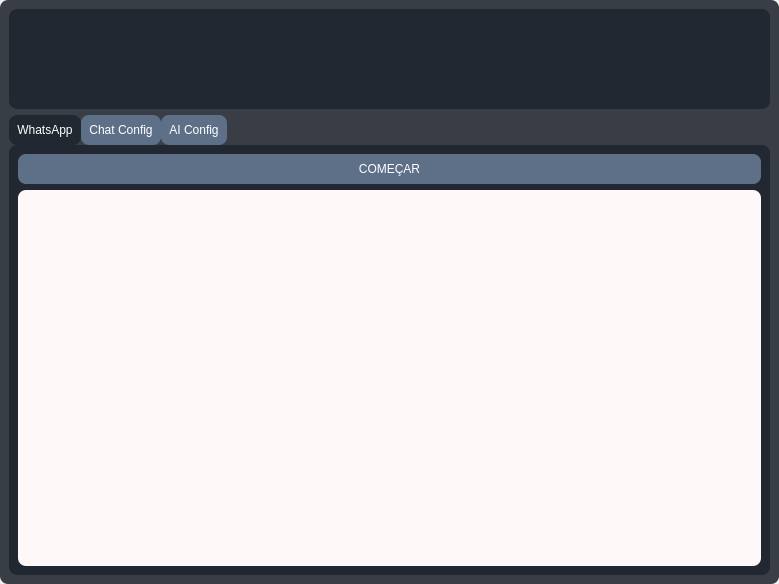
The window that ui/main.ui (t4rcisio/whatsapp_bot) describes before a commit, drawn with Qt 5.
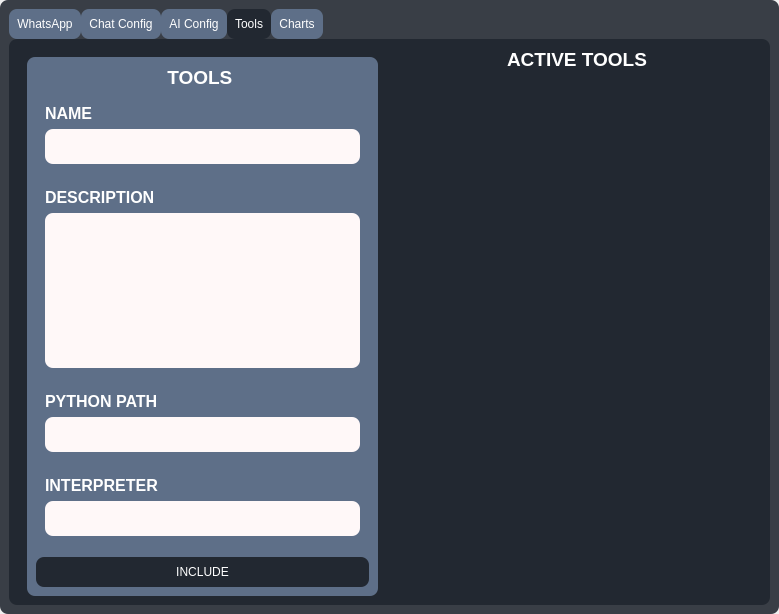
The same window after the commit. The open tabs and pages were chosen to show the change.

Patch:
```diff
--- a/ui/main.ui
+++ b/ui/main.ui
@@ -7,7 +7,7 @@
     <x>0</x>
     <y>0</y>
     <width>779</width>
-    <height>584</height>
+    <height>614</height>
    </rect>
   </property>
   <property name="windowTitle">
@@ -36,26 +36,6 @@
 border-radius:8px;</string>
      </property>
      <layout class="QVBoxLayout" name="verticalLayout_2">
-      <item>
-       <widget class="QWidget" name="widget_2" native="true">
-        <property name="minimumSize">
-         <size>
-          <width>0</width>
-          <height>100</height>
-         </size>
-        </property>
-        <property name="maximumSize">
-         <size>
-          <width>16777215</width>
-          <height>100</height>
-         </size>
-        </property>
-        <property name="styleSheet">
-         <string notr="true">background-color: #222831;
-border-radius:8px;</string>
-        </property>
-       </widget>
-      </item>
       <item>
        <widget class="QWidget" name="widget_3" native="true">
         <property name="styleSheet">
@@ -147,49 +127,40 @@
 </string>
                   </property>
                   <property name="text">
-                   <string>COMEÇAR</string>
+                   <string>INICIAR</string>
                   </property>
                  </widget>
                 </item>
                 <item>
-                 <widget class="QTextEdit" name="live_chat">
-                  <property name="styleSheet">
-                   <string notr="true">QTextEdit {
-        background-color: #FFF8F8;
-        color: rgb(0, 0, 0);
-        font-size: 14px;
-        padding: 5px;
-    }
-
-    QScrollBar:vertical {
-        background: #f0f0f0;
-        width: 12px;
-        margin: 5px 0 5px 0;
-        border: none;
-        border-radius: 6px;
-    }
-
-    QScrollBar::handle:vertical {
-        background: #c4c4c4;
-        min-height: 30px;
-        border-radius: 6px;
-    }
-
-    QScrollBar::handle:vertical:hover {
-        background: #a0a0a0;
-    }
-
-    QScrollBar::add-line:vertical,
-    QScrollBar::sub-line:vertical {
-        height: 0px;
-        subcontrol-origin: margin;
-    }
-
-    QScrollBar::add-page:vertical,
-    QScrollBar::sub-page:vertical {
-        background: none;
-    }</string>
-                  </property>
+                 <widget class="QWidget" name="widget_2" native="true">
+                  <layout class="QHBoxLayout" name="horizontalLayout_4">
+                   <item>
+                    <widget class="QWidget" name="widget_15" native="true">
+                     <property name="minimumSize">
+                      <size>
+                       <width>200</width>
+                       <height>0</height>
+                      </size>
+                     </property>
+                     <property name="maximumSize">
+                      <size>
+                       <width>200</width>
+                       <height>16777215</height>
+                      </size>
+                     </property>
+                     <property name="styleSheet">
+                      <string notr="true">background-color: rgb(94, 111, 136);</string>
+                     </property>
+                    </widget>
+                   </item>
+                   <item>
+                    <widget class="QWidget" name="widget_16" native="true">
+                     <property name="styleSheet">
+                      <string notr="true">background-color: rgb(94, 111, 136);</string>
+                     </property>
+                    </widget>
+                   </item>
+                  </layout>
                  </widget>
                 </item>
                </layout>
@@ -512,14 +483,327 @@
                   </layout>
                  </widget>
                 </item>
-                <item>
-                 <widget class="QWidget" name="widget_8" native="true">
+               </layout>
+              </widget>
+             </item>
+            </layout>
+           </widget>
+           <widget class="QWidget" name="tab_3">
+            <attribute name="title">
+             <string>Tools</string>
+            </attribute>
+            <layout class="QVBoxLayout" name="verticalLayout_19">
+             <property name="spacing">
+              <number>0</number>
+             </property>
+             <property name="leftMargin">
+              <number>0</number>
+             </property>
+             <property name="topMargin">
+              <number>0</number>
+             </property>
+             <property name="rightMargin">
+              <number>0</number>
+             </property>
+             <property name="bottomMargin">
+              <number>0</number>
+             </property>
+             <item>
+              <widget class="QWidget" name="widget_17" native="true">
+               <property name="styleSheet">
+                <string notr="true">background-color: #222831;
+border-radius:8px;</string>
+               </property>
+               <layout class="QHBoxLayout" name="horizontalLayout_5">
+                <item alignment="Qt::AlignTop">
+                 <widget class="QWidget" name="widget_18" native="true">
                   <property name="sizePolicy">
                    <sizepolicy hsizetype="Expanding" vsizetype="Preferred">
                     <horstretch>0</horstretch>
                     <verstretch>0</verstretch>
                    </sizepolicy>
                   </property>
+                  <layout class="QVBoxLayout" name="verticalLayout_14">
+                   <property name="bottomMargin">
+                    <number>0</number>
+                   </property>
+                   <item>
+                    <widget class="QWidget" name="widget_19" native="true">
+                     <property name="styleSheet">
+                      <string notr="true">background-color: rgb(94, 111, 136);</string>
+                     </property>
+                     <layout class="QVBoxLayout" name="verticalLayout_15">
+                      <item>
+                       <widget class="QWidget" name="widget_20" native="true">
+                        <layout class="QVBoxLayout" name="verticalLayout_16">
+                         <property name="leftMargin">
+                          <number>0</number>
+                         </property>
+                         <property name="topMargin">
+                          <number>0</number>
+                         </property>
+                         <property name="rightMargin">
+                          <number>0</number>
+                         </property>
+                         <property name="bottomMargin">
+                          <number>0</number>
+                         </property>
+                         <item>
+                          <widget class="QLabel" name="label_6">
+                           <property name="text">
+                            <string>&lt;html&gt;&lt;head/&gt;&lt;body&gt;&lt;p align=&quot;center&quot;&gt;&lt;span style=&quot; font-size:14pt; font-weight:600; color:#ffffff;&quot;&gt;TOOLS &lt;/span&gt;&lt;/p&gt;&lt;/body&gt;&lt;/html&gt;</string>
+                           </property>
+                          </widget>
+                         </item>
+                         <item>
+                          <widget class="QWidget" name="widget_24" native="true">
+                           <layout class="QVBoxLayout" name="verticalLayout_20">
+                            <item>
+                             <widget class="QLabel" name="label_7">
+                              <property name="text">
+                               <string>&lt;html&gt;&lt;head/&gt;&lt;body&gt;&lt;p&gt;&lt;span style=&quot; font-size:12pt; font-weight:600; color:#ffffff;&quot;&gt;NAME&lt;/span&gt;&lt;/p&gt;&lt;/body&gt;&lt;/html&gt;</string>
+                              </property>
+                             </widget>
+                            </item>
+                            <item>
+                             <widget class="QLineEdit" name="tool_name">
+                              <property name="minimumSize">
+                               <size>
+                                <width>0</width>
+                                <height>35</height>
+                               </size>
+                              </property>
+                              <property name="maximumSize">
+                               <size>
+                                <width>16777215</width>
+                                <height>35</height>
+                               </size>
+                              </property>
+                              <property name="styleSheet">
+                               <string notr="true">background-color: #FFF8F8;
+color: rgb(34, 40, 49);
+ padding: 5px;
+</string>
+                              </property>
+                             </widget>
+                            </item>
+                           </layout>
+                          </widget>
+                         </item>
+                         <item>
+                          <widget class="QWidget" name="widget_25" native="true">
+                           <layout class="QVBoxLayout" name="verticalLayout_21">
+                            <item>
+                             <widget class="QLabel" name="label_8">
+                              <property name="text">
+                               <string>&lt;html&gt;&lt;head/&gt;&lt;body&gt;&lt;p&gt;&lt;span style=&quot; font-size:12pt; font-weight:600; color:#ffffff;&quot;&gt;DESCRIPTION&lt;/span&gt;&lt;/p&gt;&lt;/body&gt;&lt;/html&gt;</string>
+                              </property>
+                             </widget>
+                            </item>
+                            <item>
+                             <widget class="QTextEdit" name="tool_description">
+                              <property name="styleSheet">
+                               <string notr="true">QTextEdit {
+        background-color: #FFF8F8;
+        color: rgb(0, 0, 0);
+        font-size: 14px;
+        padding: 5px;
+    }
+
+    QScrollBar:vertical {
+        background: #f0f0f0;
+        width: 12px;
+        margin: 5px 0 5px 0;
+        border: none;
+        border-radius: 6px;
+    }
+
+    QScrollBar::handle:vertical {
+        background: #c4c4c4;
+        min-height: 30px;
+        border-radius: 6px;
+    }
+
+    QScrollBar::handle:vertical:hover {
+        background: #a0a0a0;
+    }
+
+    QScrollBar::add-line:vertical,
+    QScrollBar::sub-line:vertical {
+        height: 0px;
+        subcontrol-origin: margin;
+    }
+
+    QScrollBar::add-page:vertical,
+    QScrollBar::sub-page:vertical {
+        background: none;
+    }</string>
+                              </property>
+                             </widget>
+                            </item>
+                           </layout>
+                          </widget>
+                         </item>
+                         <item>
+                          <widget class="QWidget" name="widget_26" native="true">
+                           <layout class="QVBoxLayout" name="verticalLayout_22">
+                            <item>
+                             <widget class="QLabel" name="label_9">
+                              <property name="text">
+                               <string>&lt;html&gt;&lt;head/&gt;&lt;body&gt;&lt;p&gt;&lt;span style=&quot; font-size:12pt; font-weight:600; color:#ffffff;&quot;&gt;PYTHON PATH&lt;/span&gt;&lt;/p&gt;&lt;/body&gt;&lt;/html&gt;</string>
+                              </property>
+                             </widget>
+                            </item>
+                            <item>
+                             <widget class="QLineEdit" name="tool_path">
+                              <property name="minimumSize">
+                               <size>
+                                <width>0</width>
+                                <height>35</height>
+                               </size>
+                              </property>
+                              <property name="maximumSize">
+                               <size>
+                                <width>16777215</width>
+                                <height>35</height>
+                               </size>
+                              </property>
+                              <property name="styleSheet">
+                               <string notr="true">background-color: #FFF8F8;
+color: rgb(34, 40, 49);
+ padding: 5px;
+</string>
+                              </property>
+                             </widget>
+                            </item>
+                           </layout>
+                          </widget>
+                         </item>
+                         <item>
+                          <widget class="QWidget" name="widget_27" native="true">
+                           <layout class="QVBoxLayout" name="verticalLayout_23">
+                            <item>
+                             <widget class="QLabel" name="label_10">
+                              <property name="text">
+                               <string>&lt;html&gt;&lt;head/&gt;&lt;body&gt;&lt;p&gt;&lt;span style=&quot; font-size:12pt; font-weight:600; color:#ffffff;&quot;&gt;INTERPRETER&lt;/span&gt;&lt;/p&gt;&lt;/body&gt;&lt;/html&gt;</string>
+                              </property>
+                             </widget>
+                            </item>
+                            <item>
+                             <widget class="QLineEdit" name="tool_interpreter">
+                              <property name="minimumSize">
+                               <size>
+                                <width>0</width>
+                                <height>35</height>
+                               </size>
+                              </property>
+                              <property name="maximumSize">
+                               <size>
+                                <width>16777215</width>
+                                <height>35</height>
+                               </size>
+                              </property>
+                              <property name="styleSheet">
+                               <string notr="true">background-color: #FFF8F8;
+color: rgb(34, 40, 49);
+ padding: 5px;
+</string>
+                              </property>
+                             </widget>
+                            </item>
+                           </layout>
+                          </widget>
+                         </item>
+                         <item>
+                          <widget class="QWidget" name="widget_21" native="true">
+                           <layout class="QHBoxLayout" name="horizontalLayout_6">
+                            <property name="spacing">
+                             <number>6</number>
+                            </property>
+                            <property name="leftMargin">
+                             <number>0</number>
+                            </property>
+                            <property name="topMargin">
+                             <number>0</number>
+                            </property>
+                            <property name="rightMargin">
+                             <number>0</number>
+                            </property>
+                            <property name="bottomMargin">
+                             <number>0</number>
+                            </property>
+                           </layout>
+                          </widget>
+                         </item>
+                        </layout>
+                       </widget>
+                      </item>
+                      <item>
+                       <widget class="QPushButton" name="include_btn">
+                        <property name="minimumSize">
+                         <size>
+                          <width>0</width>
+                          <height>30</height>
+                         </size>
+                        </property>
+                        <property name="styleSheet">
+                         <string notr="true">
+  QPushButton {
+                background-color: rgb(34, 40, 49);
+					color:rgb(255, 255, 255);
+            }
+
+
+  QPushButton:hover {
+                background-color: rgb(57, 62, 70);
+            }
+</string>
+                        </property>
+                        <property name="text">
+                         <string>INCLUDE</string>
+                        </property>
+                       </widget>
+                      </item>
+                     </layout>
+                    </widget>
+                   </item>
+                  </layout>
+                 </widget>
+                </item>
+                <item>
+                 <widget class="QWidget" name="widget_23" native="true">
+                  <layout class="QVBoxLayout" name="verticalLayout_18">
+                   <property name="topMargin">
+                    <number>0</number>
+                   </property>
+                   <property name="bottomMargin">
+                    <number>0</number>
+                   </property>
+                   <item>
+                    <widget class="QLabel" name="label_3">
+                     <property name="text">
+                      <string>&lt;html&gt;&lt;head/&gt;&lt;body&gt;&lt;p align=&quot;center&quot;&gt;&lt;span style=&quot; font-size:14pt; font-weight:600; color:#ffffff;&quot;&gt;ACTIVE TOOLS&lt;/span&gt;&lt;/p&gt;&lt;/body&gt;&lt;/html&gt;</string>
+                     </property>
+                    </widget>
+                   </item>
+                   <item>
+                    <widget class="QScrollArea" name="scrollArea">
+                     <property name="widgetResizable">
+                      <bool>true</bool>
+                     </property>
+                     <widget class="QWidget" name="scrollAreaWidgetContents">
+                      <property name="geometry">
+                       <rect>
+                        <x>0</x>
+                        <y>0</y>
+                        <width>350</width>
+                        <height>520</height>
+                       </rect>
+                      </property>
+                     </widget>
+                    </widget>
+                   </item>
+                  </layout>
                  </widget>
                 </item>
                </layout>
@@ -527,6 +811,11 @@
              </item>
             </layout>
            </widget>
+           <widget class="QWidget" name="tab_4">
+            <attribute name="title">
+             <string>Charts</string>
+            </attribute>
+           </widget>
           </widget>
          </item>
         </layout>
```
